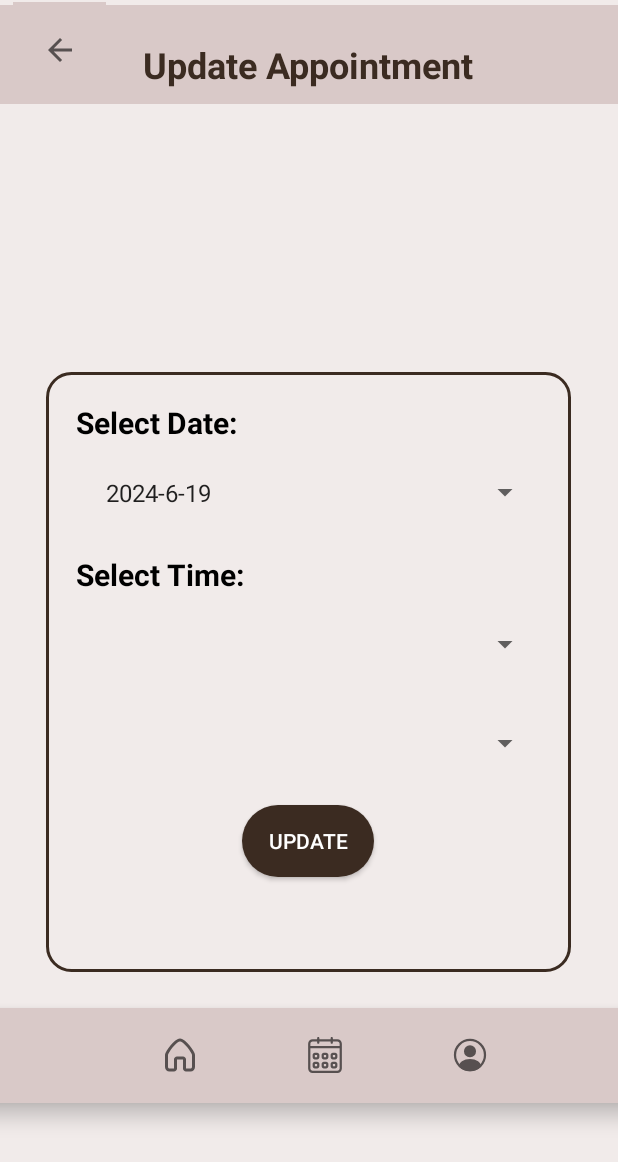
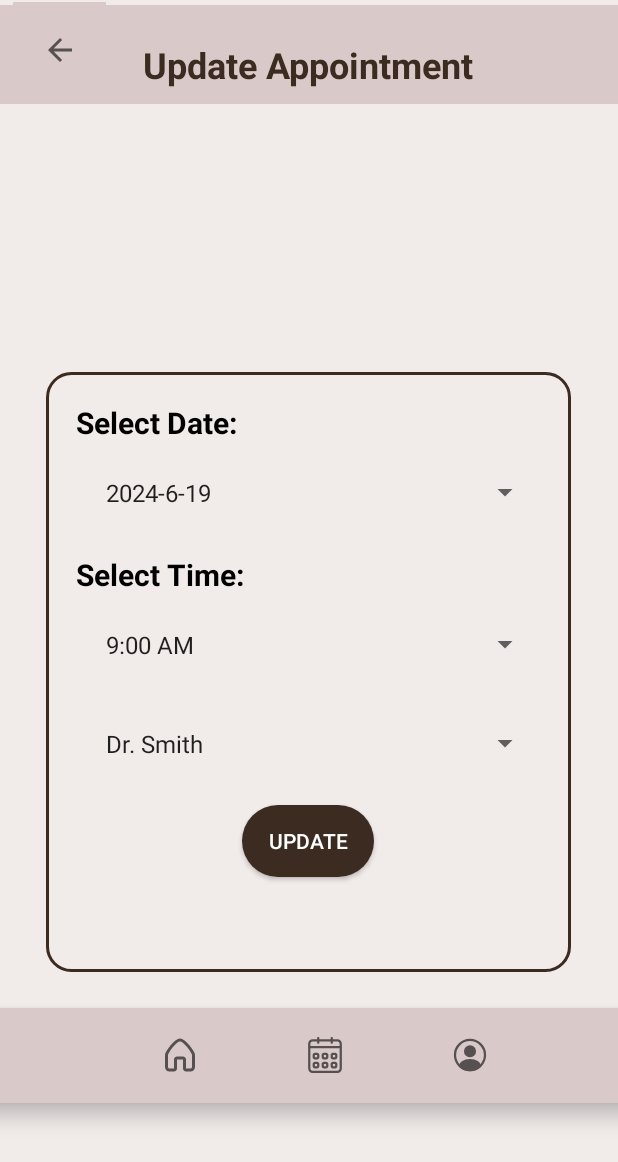
Before and after one commit to Anwarahmedsh/DermEase, an Android app: the editappointmentinfoActivity screen opened directly, with no data from a screen before it, on a phone screen of 412 x 824 dp. Shown: the top 1162 px of the screen. Run offline under Robolectric (Android 15) with nearby library versions, the phone set to English and light mode, and no system bars; 1 statement that could not run was skipped.

Commit message:
times + dermatologists

```diff
--- a/app/src/main/java/com/example/sprint1/editappointmentinfoActivity.java
+++ b/app/src/main/java/com/example/sprint1/editappointmentinfoActivity.java
@@ -54,7 +54,8 @@ public class editappointmentinfoActivity extends AppCompatActivity {
 
     private void populateTimes() {
         // Assume you have a list of available times in an array
-        String[] times = getResources().getStringArray(R.array.Times_array);
+        String[] times = {"9:00 AM", "10:00 AM", "11:00 AM", "12:00 PM",
+                "1:00 PM", "2:00 PM", "3:00 PM", "4:00 PM", "5:00 PM", "6:00 PM"};
 
         ArrayAdapter<String> adapter = new ArrayAdapter<>(this, android.R.layout.simple_spinner_item, times);
         adapter.setDropDownViewResource(android.R.layout.simple_spinner_dropdown_item);
@@ -63,7 +64,7 @@ public class editappointmentinfoActivity extends AppCompatActivity {
 
     private void populateDermatologists() {
         // Assume you have a list of dermatologists' names in an array
-        String[] dermatologistsArray = getResources().getStringArray(R.array.Dermatologists_array);
+        String[] dermatologistsArray = {"Dr. Smith", "Dr. Johnson", "Dr. Williams", "Dr. Brown"};
 
         ArrayAdapter<String> adapter = new ArrayAdapter<>(this, android.R.layout.simple_spinner_item, dermatologistsArray);
         adapter.setDropDownViewResource(android.R.layout.simple_spinner_dropdown_item);
--- a/app/src/main/res/layout/activity_editappointmentinfo.xml
+++ b/app/src/main/res/layout/activity_editappointmentinfo.xml
@@ -82,7 +82,6 @@
             android:layout_width="match_parent"
             android:layout_height="50dp"
             android:layout_marginBottom="16dp"
-            android:entries="@array/Times_array"
             android:padding="12dp" />
 
 
```
